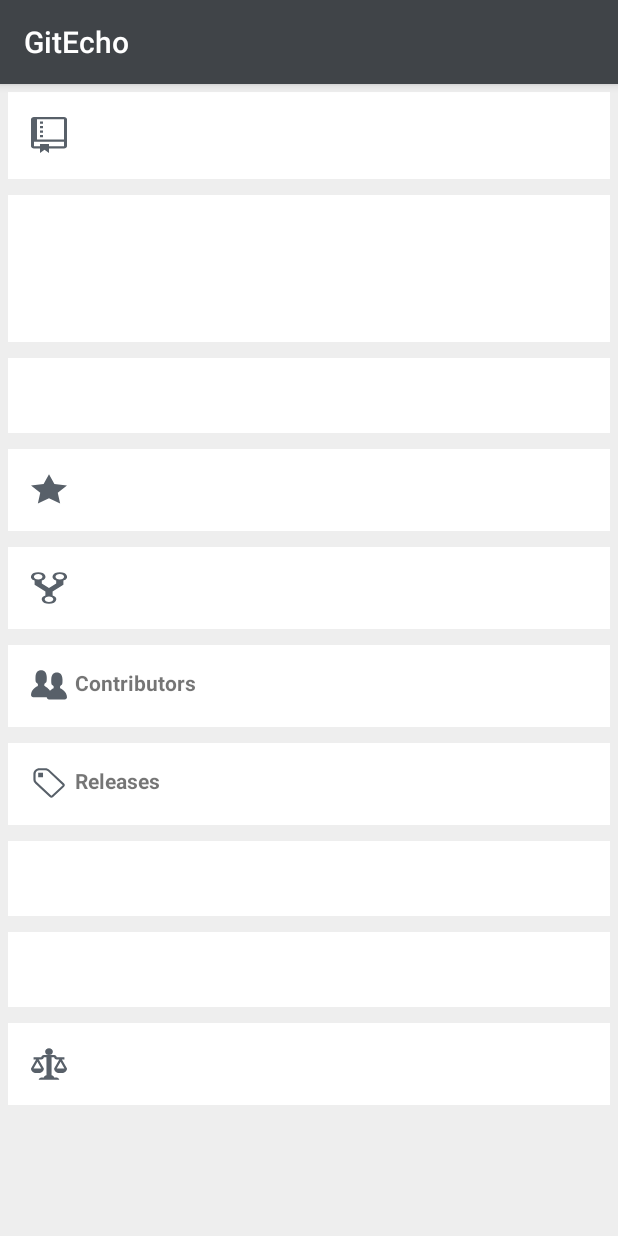
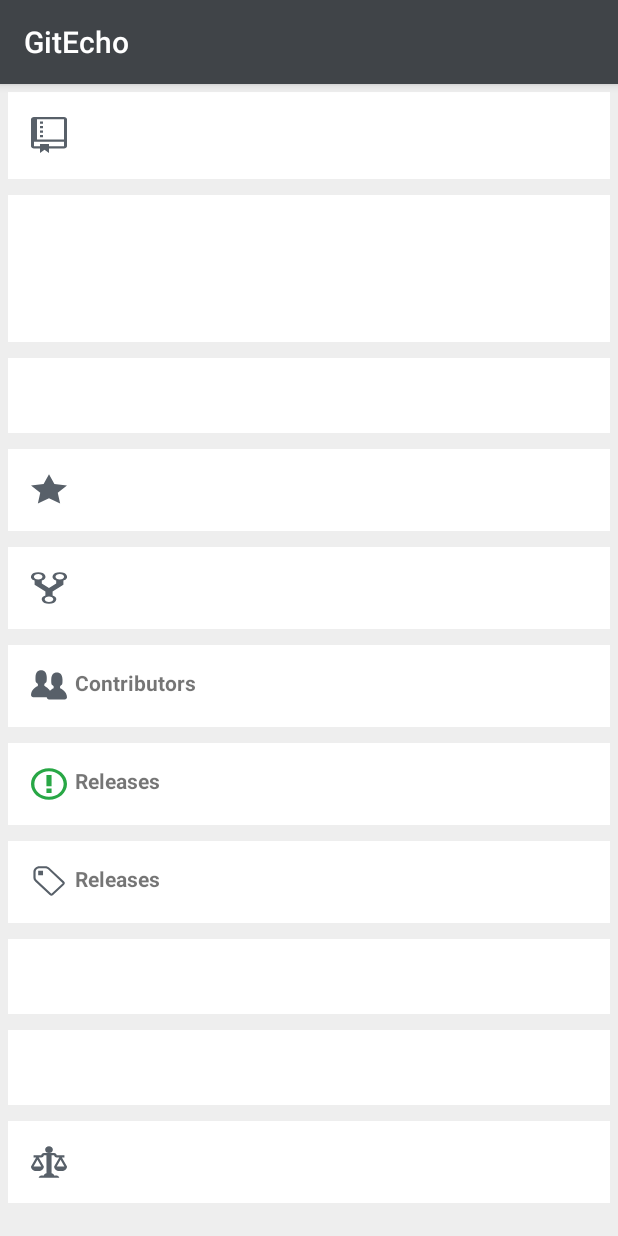
Before and after one commit to AmrDeveloper/GitEcho, an Android app: the RepositoryActivity screen opened directly, with no data from a screen before it, on a phone screen of 412 x 824 dp. Run offline under Robolectric (Android 15) with nearby library versions, the phone set to English and light mode, and no system bars; our stand-ins replace data binding.

Commit message:
Finish Issues Feature

```diff
--- a/app/src/main/java/com/amrdeveloper/gitecho/view/RepositoryActivity.java
+++ b/app/src/main/java/com/amrdeveloper/gitecho/view/RepositoryActivity.java
@@ -6,6 +6,7 @@ import android.support.v7.app.AppCompatActivity;
 import android.os.Bundle;
 import android.view.View;
 
+import com.amrdeveloper.gitecho.IssuesActivity;
 import com.amrdeveloper.gitecho.utils.Consts;
 import com.amrdeveloper.gitecho.R;
 import com.amrdeveloper.gitecho.model.contract.RepositoryContract;
@@ -76,5 +77,12 @@ public class RepositoryActivity extends AppCompatActivity implements RepositoryC
             intent.putExtra(Consts.REPOSITORY_NAME,repository.getName());
             startActivity(intent);
         });
+
+        binding.repoIssues.setOnClickListener(v -> {
+            Intent intent = new Intent(RepositoryActivity.this, IssuesActivity.class);
+            intent.putExtra(Consts.USERNAME,repository.getRepoOwner().getOwnerName());
+            intent.putExtra(Consts.REPOSITORY_NAME,repository.getName());
+            startActivity(intent);
+        });
     }
 }
--- a/app/src/main/res/layout/activity_repository.xml
+++ b/app/src/main/res/layout/activity_repository.xml
@@ -87,6 +87,19 @@
             android:textStyle="bold" />
 
         <TextView
+            android:id="@+id/repoIssues"
+            android:layout_width="match_parent"
+            android:layout_height="wrap_content"
+            android:layout_margin="5dp"
+            android:background="#fff"
+            android:padding="15dp"
+            android:drawableLeft="@drawable/ic_issue_opened"
+            android:drawableStart="@drawable/ic_issue_opened"
+            android:drawablePadding="@dimen/dimen5dp"
+            android:text="@string/releases"
+            android:textStyle="bold" />
+
+        <TextView
             android:id="@+id/repoReleases"
             android:layout_width="match_parent"
             android:layout_height="wrap_content"
```
